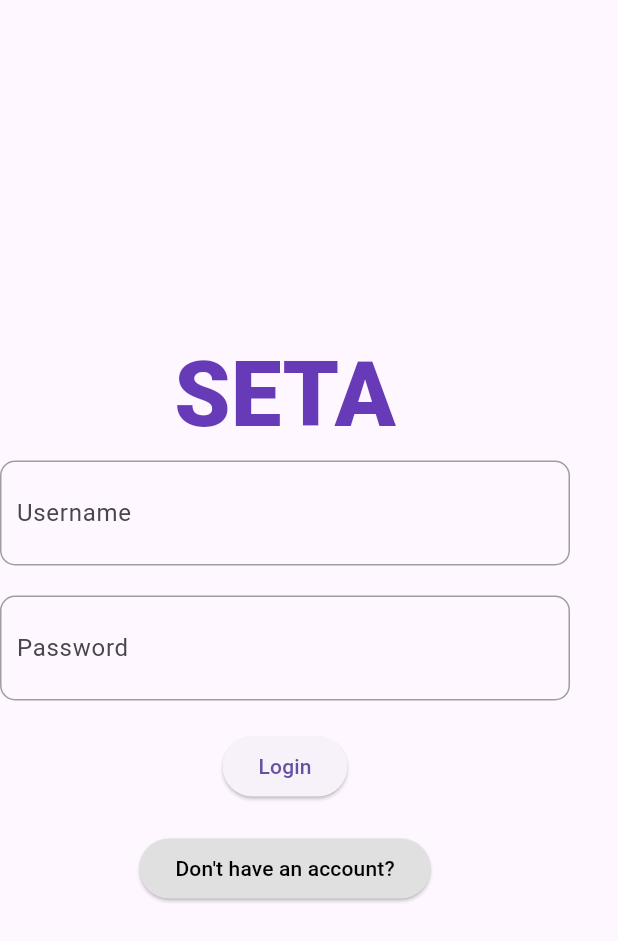
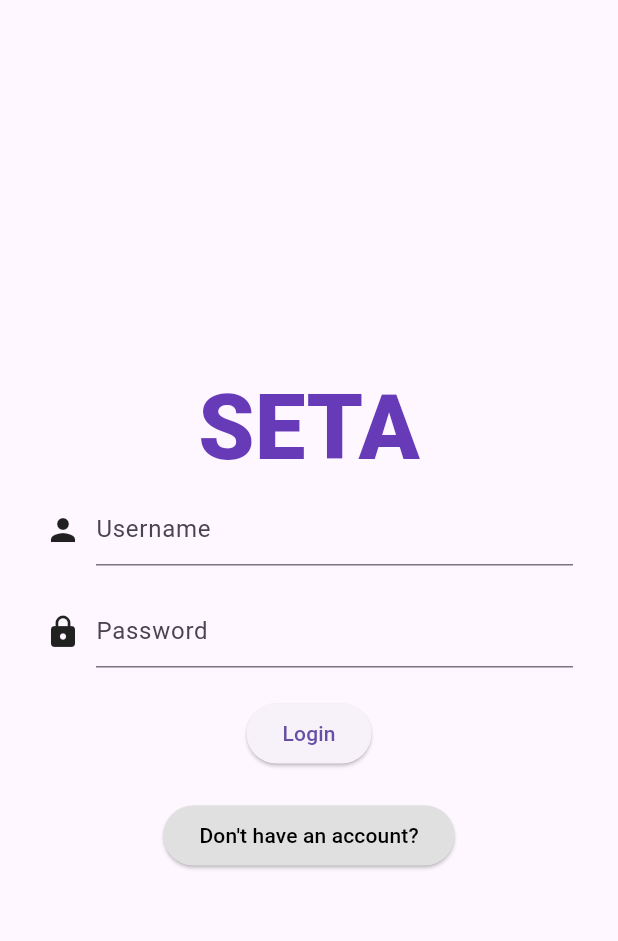
Before and after one commit to uniqlydev/seta, a Flutter app: the screen it shows after launch, on a phone screen of 412 x 824 dp. Shown: the top 941 px of the screen. Run offline on Flutter 3.47's test engine with Material 3 defaults, Android fonts, the phone set to English and light mode, and no system bars; our stand-ins replace bloc, equatable, firebase_auth, firebase_core, flutter_bloc; accounts and stored records are empty; Roboto replaces fonts that are missing (RobotoMono).

Commit message:
fixed ui because bren broke it

```diff
--- a/lib/screens/login_screen.dart
+++ b/lib/screens/login_screen.dart
@@ -4,7 +4,7 @@ import 'package:flutter_bloc/flutter_bloc.dart';
 import '../blocs/user_bloc/auth_bloc.dart';
 
 class LoginScreen extends StatelessWidget {
-  LoginScreen({super.key});
+  LoginScreen({Key? key});
 
   final TextEditingController _emailController = TextEditingController();
   final TextEditingController _passwordController = TextEditingController();
@@ -30,7 +30,9 @@ class LoginScreen extends StatelessWidget {
           }
         },
         builder: (context, state) {
-          return Column(
+          return Center(
+            child: SingleChildScrollView(
+              child: Column(
                 mainAxisAlignment: MainAxisAlignment.center,
                 children: [
                   const Text(
@@ -46,36 +48,40 @@ class LoginScreen extends StatelessWidget {
                     child: Column(
                       mainAxisAlignment: MainAxisAlignment.center,
                       children: [
-                    Container(
-                      padding: const EdgeInsets.all(10.0),
-                      decoration: BoxDecoration(
-                        border: Border.all(color: Colors.grey),
-                        borderRadius: BorderRadius.circular(10.0),
-                      ),
-                      width: 380,
+                        Padding(
+                          padding: const EdgeInsets.symmetric(horizontal:30.0),
+                          child: Row(
+                            children: [
+                              Icon(Icons.person),
+                              SizedBox(width: 10),
+                              Expanded(
                                 child: TextFormField(
                                   controller: _emailController,
                                   decoration: const InputDecoration(
-                          border: InputBorder.none,
                                     hintText: 'Username',
                                   ),
                                 ),
                               ),
+                            ],
+                          ),
+                        ),
                         const SizedBox(height: 20),
-                    Container(
-                      padding: const EdgeInsets.all(10.0),
-                      decoration: BoxDecoration(
-                        border: Border.all(color: Colors.grey),
-                        borderRadius: BorderRadius.circular(10.0),
-                      ),
-                      width: 380,
+                        Padding(
+                          padding: const EdgeInsets.symmetric(horizontal: 30.0),
+                          child: Row(
+                            children: [
+                              Icon(Icons.lock),
+                              SizedBox(width: 10),
+                              Expanded(
                                 child: TextFormField(
                                   controller: _passwordController,
                                   obscureText: true,
                                   decoration: const InputDecoration(
-                          border: InputBorder.none,
                                     hintText: 'Password',
                                   ),
+                                ),
+                              ),
+                            ],
                           ),
                         ),
                         const SizedBox(height: 20),
@@ -105,6 +111,8 @@ class LoginScreen extends StatelessWidget {
                     ),
                   ),
                 ],
+              ),
+            ),
           );
         },
       ),
```
Lines whose indentation alone changed are shown as unchanged.
